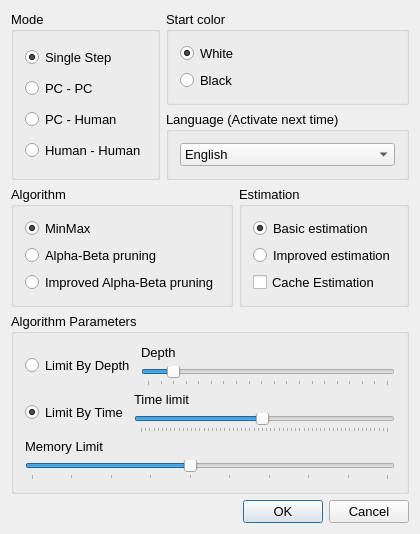
Old version of the form Morris/Source/DlgSetting.ui in the repository congchenutd/morris.
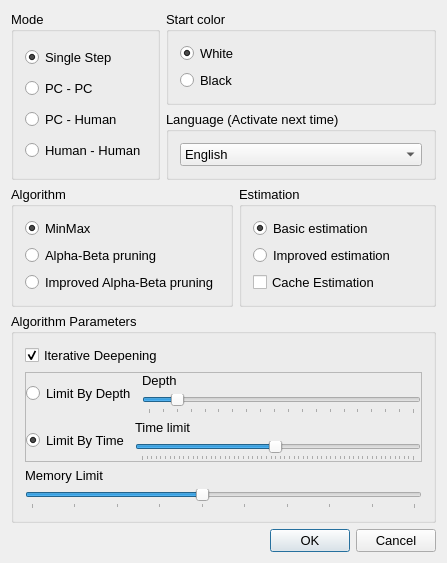
New version of the form.

Patch:
```diff
--- a/Morris/Source/DlgSetting.ui
+++ b/Morris/Source/DlgSetting.ui
@@ -6,8 +6,8 @@
    <rect>
     <x>0</x>
     <y>0</y>
-    <width>394</width>
-    <height>516</height>
+    <width>419</width>
+    <height>544</height>
    </rect>
   </property>
   <property name="font">
@@ -182,7 +182,29 @@
      <property name="title">
       <string>Algorithm Parameters</string>
      </property>
+     <layout class="QVBoxLayout" name="verticalLayout_10">
+      <item>
+       <widget class="QCheckBox" name="cbID">
+        <property name="text">
+         <string>Iterative Deepening</string>
+        </property>
+        <property name="checked">
+         <bool>true</bool>
+        </property>
+       </widget>
+      </item>
+      <item>
+       <widget class="QFrame" name="frame">
+        <property name="frameShape">
+         <enum>QFrame::StyledPanel</enum>
+        </property>
+        <property name="frameShadow">
+         <enum>QFrame::Raised</enum>
+        </property>
      <layout class="QVBoxLayout" name="verticalLayout_9">
+         <property name="margin">
+          <number>0</number>
+         </property>
       <item>
        <layout class="QHBoxLayout" name="horizontalLayout">
         <item>
@@ -274,6 +296,9 @@
         </item>
        </layout>
       </item>
+        </layout>
+       </widget>
+      </item>
       <item>
        <layout class="QVBoxLayout" name="verticalLayout_8">
         <item>
@@ -313,7 +338,7 @@
      </layout>
     </widget>
    </item>
-   <item row="4" column="1" colspan="2">
+   <item row="4" column="2">
     <widget class="QDialogButtonBox" name="buttonBox">
      <property name="standardButtons">
       <set>QDialogButtonBox::Cancel|QDialogButtonBox::Ok</set>
```
Left out of the diff: 56 changed lines with no effect on the pictures. Lines whose indentation alone changed are shown as unchanged.
